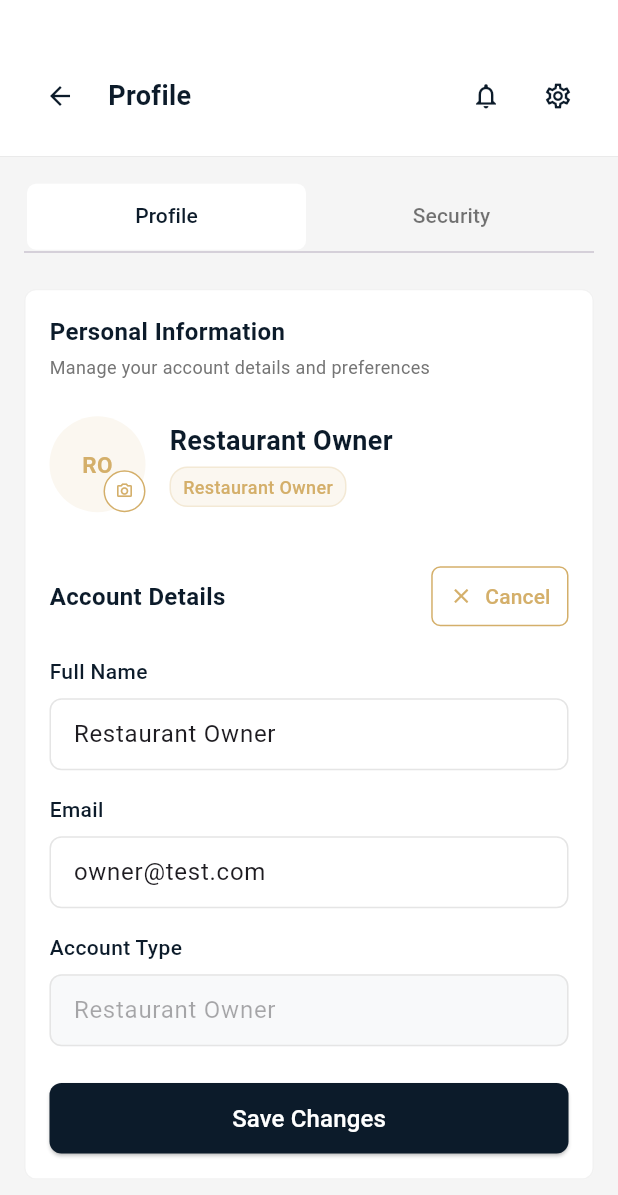
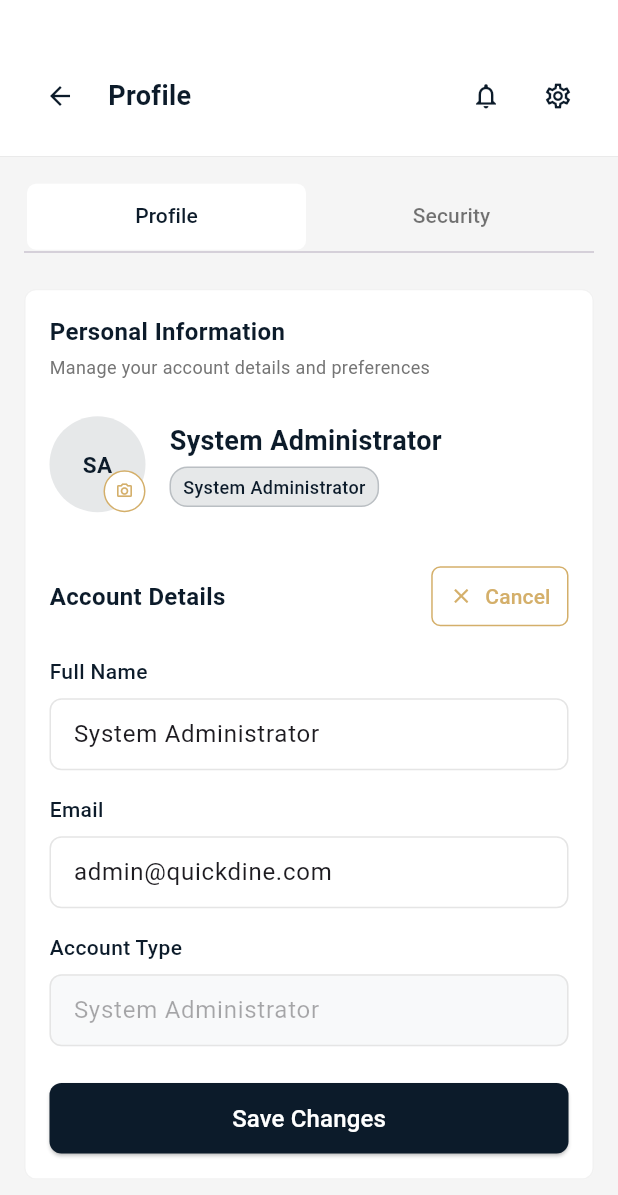
Before and after one commit to rainmaycry/QuickDine, a Flutter app: the ProfileScreen screen opened by its route, after a tap on "Edit", on a phone screen of 412 x 824 dp. Shown: the top 1195 px of the screen. Run offline on Flutter 3.47's test engine with Material 3 defaults, Android fonts, the phone set to English and light mode, and no system bars; our stand-ins replace go_router.

Commit message:
Agregar Profile y settings en admin, mas dinamicos los roles

```diff
--- a/quick_dine/lib/features/admin/presentation/admin_dashboard_screen.dart
+++ b/quick_dine/lib/features/admin/presentation/admin_dashboard_screen.dart
@@ -203,7 +203,7 @@ class _AdminDashboardScreenState extends State<AdminDashboardScreen> {
                     iconSize: 20,
                   ),
                   IconButton(
-                    onPressed: () {},
+                    onPressed: () => context.push('/profile'),
                     icon: const Icon(Icons.person_outline),
                     iconSize: 20,
                   ),
--- a/quick_dine/lib/features/common/presentation/profile_screen.dart
+++ b/quick_dine/lib/features/common/presentation/profile_screen.dart
@@ -13,10 +13,29 @@ class _ProfileScreenState extends State<ProfileScreen>
   late TabController _tabController;
   bool _isEditing = false;
 
-  // Mock user data - in real app this would come from state management
-  String _name = 'Restaurant Owner';
-  String _email = 'owner@test.com';
-  String _role = 'owner'; // owner, customer, admin
+  // Dynamic user data based on role - in real app this would come from state management
+  String _name = '';
+  String _email = '';
+  String _role = '';
+
+  // Mock user data for different roles
+  final Map<String, Map<String, String>> _userData = {
+    'admin': {
+      'name': 'System Administrator',
+      'email': 'admin@quickdine.com',
+      'role': 'admin',
+    },
+    'owner': {
+      'name': 'Restaurant Owner',
+      'email': 'owner@test.com',
+      'role': 'owner',
+    },
+    'customer': {
+      'name': 'John Customer',
+      'email': 'customer@test.com',
+      'role': 'customer',
+    },
+  };
 
   final _nameController = TextEditingController();
   final _emailController = TextEditingController();
@@ -28,8 +47,52 @@ class _ProfileScreenState extends State<ProfileScreen>
   void initState() {
     super.initState();
     _tabController = TabController(length: 2, vsync: this);
+    _loadUserData();
+  }
+
+  void _loadUserData() {
+    // In a real app, this would detect the current user's role from authentication/state management
+    // For now, we'll detect based on the current route or context
+    // Default to admin when coming from admin dashboard
+    String currentRole = _detectUserRole();
+
+    final userData = _userData[currentRole] ?? _userData['owner']!;
+    _name = userData['name']!;
+    _email = userData['email']!;
+    _role = userData['role']!;
+
     _nameController.text = _name;
     _emailController.text = _email;
+  }
+
+  String _detectUserRole() {
+    // In a real app, this would come from your authentication system
+    // For demo purposes, we'll use route-based detection
+
+    // Get the current route to determine user type
+    final String? currentRoute = GoRouter.of(context).routerDelegate.currentConfiguration.uri.toString();
+
+    // Simple heuristic based on navigation context
+    if (currentRoute != null) {
+      if (currentRoute.contains('admin') ||
+          ModalRoute.of(context)?.settings.name?.contains('admin') == true) {
+        return 'admin';
+      } else if (currentRoute.contains('owner') ||
+                 ModalRoute.of(context)?.settings.name?.contains('owner') == true) {
+        return 'owner';
+      }
+    }
+
+    // You can also add a method to switch roles for testing
+    // For now, default based on a simple preference or last used role
+    return _getStoredUserRole();
+  }
+
+  String _getStoredUserRole() {
+    // In a real app, this would get the role from secure storage or state management
+    // For demo, you can manually change this to test different roles:
+    // 'admin', 'owner', or 'customer'
+    return 'admin'; // Change this to test different roles
   }
 
   @override
```
